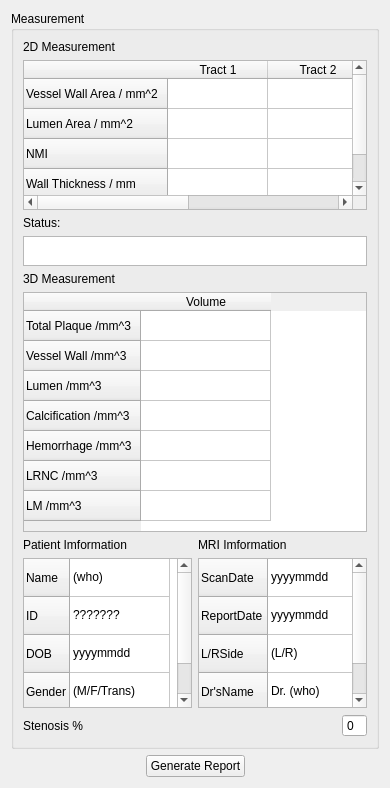
Before: the Qt Designer form codes/View/MeasurementWidget.ui in wuzhuobin/Vessel_Project, drawn with Qt 5.
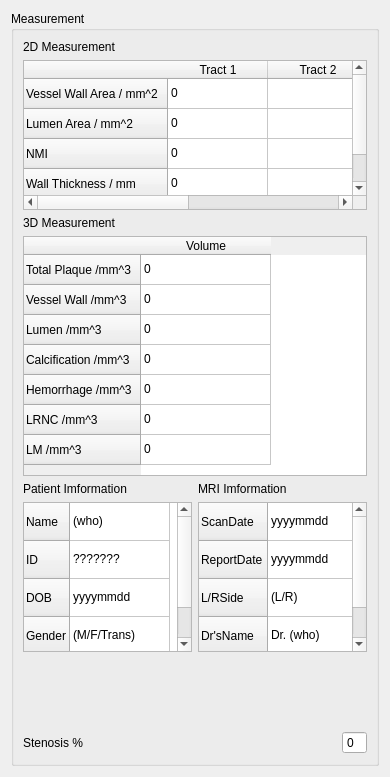
After: the same form once the commit is applied.

Diff of the .ui file:
```diff
--- a/codes/View/MeasurementWidget.ui
+++ b/codes/View/MeasurementWidget.ui
@@ -142,41 +142,70 @@
           <string>Tract 2</string>
          </property>
         </column>
-       </widget>
-      </item>
-      <item>
-       <widget class="QLabel" name="label_6">
-        <property name="text">
-         <string>Status:</string>
-        </property>
-       </widget>
-      </item>
-      <item>
-       <widget class="QTextBrowser" name="MWTTextBrowser">
-        <property name="sizePolicy">
-         <sizepolicy hsizetype="Expanding" vsizetype="Preferred">
-          <horstretch>0</horstretch>
-          <verstretch>0</verstretch>
-         </sizepolicy>
-        </property>
-        <property name="minimumSize">
-         <size>
-          <width>0</width>
-          <height>30</height>
-         </size>
-        </property>
-        <property name="maximumSize">
-         <size>
-          <width>16777215</width>
-          <height>16777215</height>
-         </size>
-        </property>
-        <property name="autoFillBackground">
-         <bool>false</bool>
-        </property>
-        <property name="styleSheet">
-         <string notr="true"/>
-        </property>
+        <item row="0" column="0">
+         <property name="text">
+          <string>0</string>
+         </property>
+         <property name="flags">
+          <set>ItemIsSelectable|ItemIsEditable|ItemIsDragEnabled|ItemIsUserCheckable|ItemIsEnabled</set>
+         </property>
+        </item>
+        <item row="0" column="1">
+         <property name="text">
+          <string/>
+         </property>
+         <property name="flags">
+          <set>ItemIsSelectable|ItemIsEditable|ItemIsDragEnabled|ItemIsUserCheckable|ItemIsEnabled</set>
+         </property>
+        </item>
+        <item row="1" column="0">
+         <property name="text">
+          <string>0</string>
+         </property>
+         <property name="flags">
+          <set>ItemIsSelectable|ItemIsEditable|ItemIsDragEnabled|ItemIsUserCheckable|ItemIsEnabled</set>
+         </property>
+        </item>
+        <item row="1" column="1">
+         <property name="text">
+          <string/>
+         </property>
+         <property name="flags">
+          <set>ItemIsSelectable|ItemIsEditable|ItemIsDragEnabled|ItemIsUserCheckable|ItemIsEnabled</set>
+         </property>
+        </item>
+        <item row="2" column="0">
+         <property name="text">
+          <string>0</string>
+         </property>
+         <property name="flags">
+          <set>ItemIsSelectable|ItemIsEditable|ItemIsDragEnabled|ItemIsUserCheckable|ItemIsEnabled</set>
+         </property>
+        </item>
+        <item row="2" column="1">
+         <property name="text">
+          <string/>
+         </property>
+         <property name="flags">
+          <set>ItemIsSelectable|ItemIsEditable|ItemIsDragEnabled|ItemIsUserCheckable|ItemIsEnabled</set>
+         </property>
+        </item>
+        <item row="3" column="0">
+         <property name="text">
+          <string>0</string>
+         </property>
+         <property name="flags">
+          <set>ItemIsSelectable|ItemIsEditable|ItemIsDragEnabled|ItemIsUserCheckable|ItemIsEnabled</set>
+         </property>
+        </item>
+        <item row="3" column="1">
+         <property name="text">
+          <string/>
+         </property>
+         <property name="flags">
+          <set>ItemIsSelectable|ItemIsEditable|ItemIsDragEnabled|ItemIsUserCheckable|ItemIsEnabled</set>
+         </property>
+        </item>
        </widget>
       </item>
       <item>
@@ -252,6 +281,41 @@
           <string>Volume</string>
          </property>
         </column>
+        <item row="0" column="0">
+         <property name="text">
+          <string>0</string>
+         </property>
+        </item>
+        <item row="1" column="0">
+         <property name="text">
+          <string>0</string>
+         </property>
+        </item>
+        <item row="2" column="0">
+         <property name="text">
+          <string>0</string>
+         </property>
+        </item>
+        <item row="3" column="0">
+         <property name="text">
+          <string>0</string>
+         </property>
+        </item>
+        <item row="4" column="0">
+         <property name="text">
+          <string>0</string>
+         </property>
+        </item>
+        <item row="5" column="0">
+         <property name="text">
+          <string>0</string>
+         </property>
+        </item>
+        <item row="6" column="0">
+         <property name="text">
+          <string>0</string>
+         </property>
+        </item>
        </widget>
       </item>
       <item>
@@ -472,43 +536,6 @@
      <zorder>MWTTextBrowser</zorder>
     </widget>
    </item>
-   <item>
-    <layout class="QHBoxLayout" name="horizontalLayout">
-     <item>
-      <spacer name="horizontalSpacer_2">
-       <property name="orientation">
-        <enum>Qt::Horizontal</enum>
-       </property>
-       <property name="sizeHint" stdset="0">
-        <size>
-         <width>40</width>
-         <height>20</height>
-        </size>
-       </property>
-      </spacer>
-     </item>
-     <item>
-      <widget class="QPushButton" name="generateReportPushButton">
-       <property name="text">
-        <string>Generate Report</string>
-       </property>
-      </widget>
-     </item>
-     <item>
-      <spacer name="horizontalSpacer_3">
-       <property name="orientation">
-        <enum>Qt::Horizontal</enum>
-       </property>
-       <property name="sizeHint" stdset="0">
-        <size>
-         <width>40</width>
-         <height>20</height>
-        </size>
-       </property>
-      </spacer>
-     </item>
-    </layout>
-   </item>
   </layout>
  </widget>
  <resources/>
```
Left out of the diff: 12 changed lines with no effect on the pictures.
